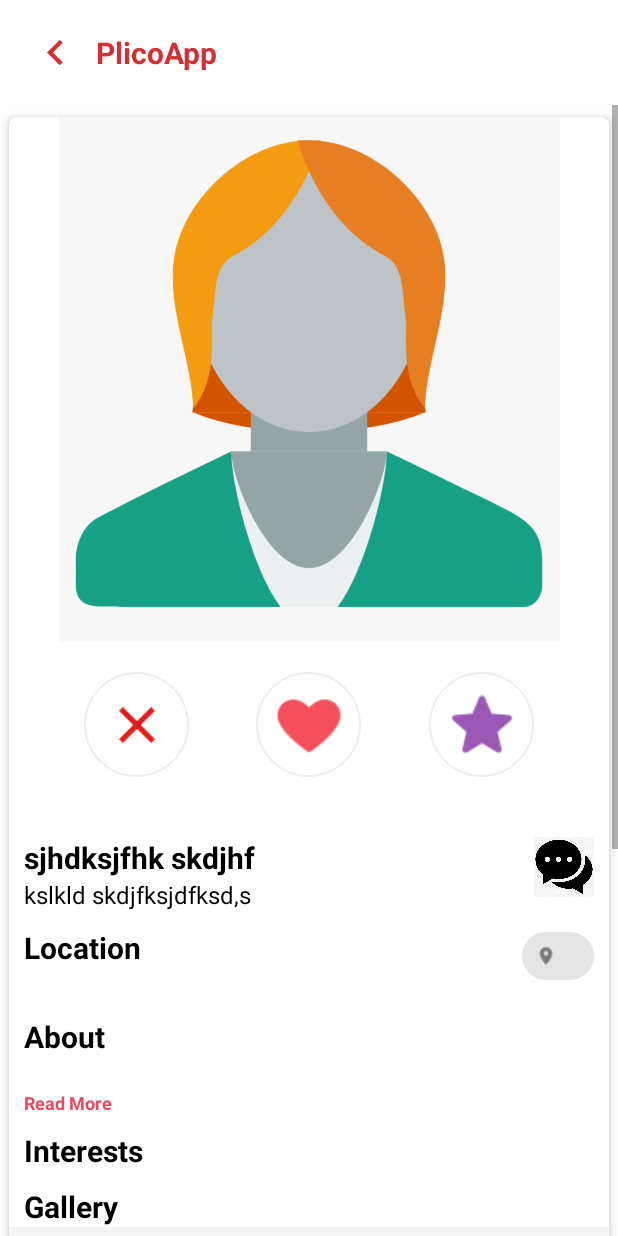
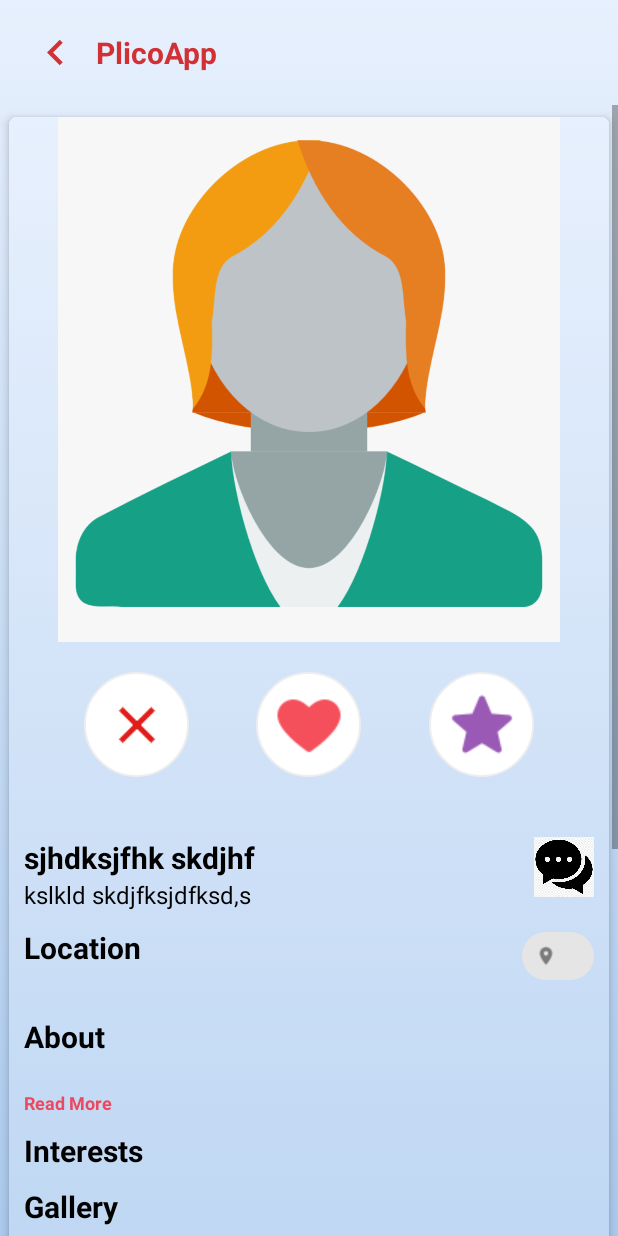
Before and after one commit to revanthscu/PlicoApp, an Android app: the layout activity_view_other_user_profile.xml on its own in the app's theme, with its tools: preview values and no code run, on a phone screen of 412 x 824 dp. Run offline under Robolectric (Android 15) with nearby library versions, the phone set to English and light mode, and no system bars.

Commit message:
Applied different gradient of blue to the app. Applied blue gradient to other's profile view.

```diff
--- /dev/null
+++ b/app/src/main/res/drawable/gradient_secondary.xml
@@ -0,0 +1,13 @@
+<?xml version="1.0" encoding="utf-8"?>
+<selector xmlns:android="http://schemas.android.com/apk/res/android">
+    <item>
+        <shape>
+            <gradient
+                android:angle="90"
+                android:startColor="#accbee"
+                android:endColor="#e7f0fd"
+                android:type="linear">
+            </gradient>
+        </shape>
+    </item>
+</selector>
--- a/app/src/main/res/layout/activity_view_other_user_profile.xml
+++ b/app/src/main/res/layout/activity_view_other_user_profile.xml
@@ -4,6 +4,7 @@
     xmlns:tools="http://schemas.android.com/tools"
     android:layout_width="match_parent"
     android:layout_height="match_parent"
+    android:background="@drawable/gradient_secondary"
     android:orientation="vertical"
     tools:context=".Matching.ViewOtherUserProfileActivity">
 
@@ -30,6 +31,7 @@
                 <LinearLayout
                     android:layout_width="match_parent"
                     android:layout_height="wrap_content"
+                    android:background="@drawable/gradient_secondary"
                     android:orientation="vertical">
                     <ImageView
                         android:id="@+id/imageView3"
@@ -287,7 +289,6 @@
                     <LinearLayout
                         android:layout_width="match_parent"
                         android:layout_height="wrap_content"
-                        android:background="@color/backgroungColor"
                         android:orientation="vertical"
                         android:visibility="visible">
 
--- a/app/src/main/res/layout/app_bar_main.xml
+++ b/app/src/main/res/layout/app_bar_main.xml
@@ -13,8 +13,8 @@
         <androidx.appcompat.widget.Toolbar
             android:id="@+id/toolbar"
             android:layout_width="match_parent"
-            android:layout_height="?attr/actionBarSize"
-            android:background="?attr/colorPrimary" />
+            android:layout_height="0dp" />
+            <!--android:background="?attr/colorPrimary"-->
 
     </com.google.android.material.appbar.AppBarLayout>
 
```
Also changed, not shown: app/src/main/res/drawable/gradient_primary.xml (added, +13 -0 lines), app/src/main/res/drawable/rounded_corner_layout.xml (+4 -4 lines), app/src/main/res/layout/activity_main.xml (+6 -3 lines).
